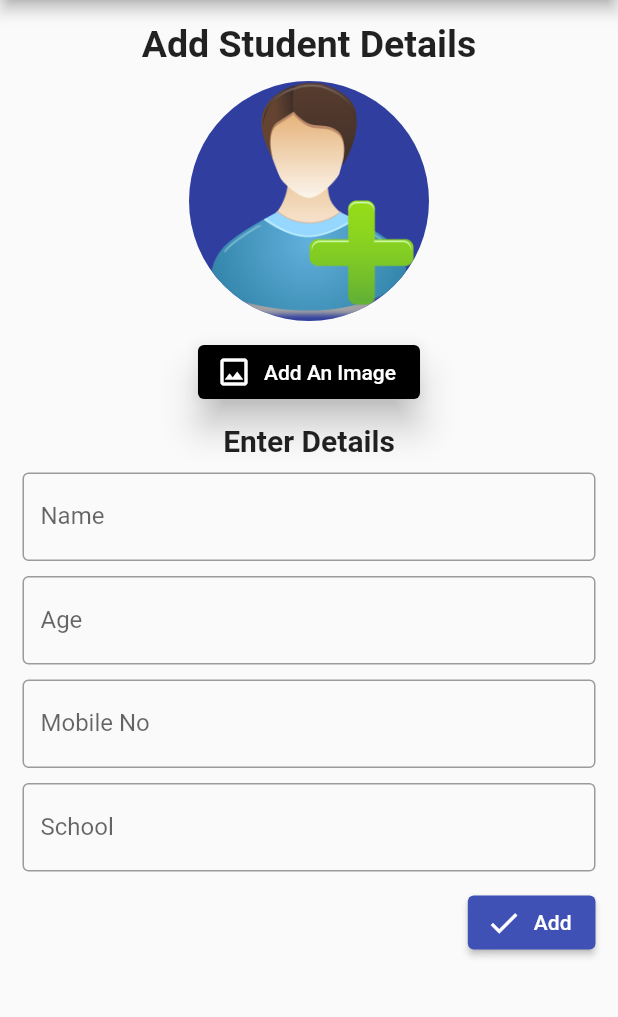
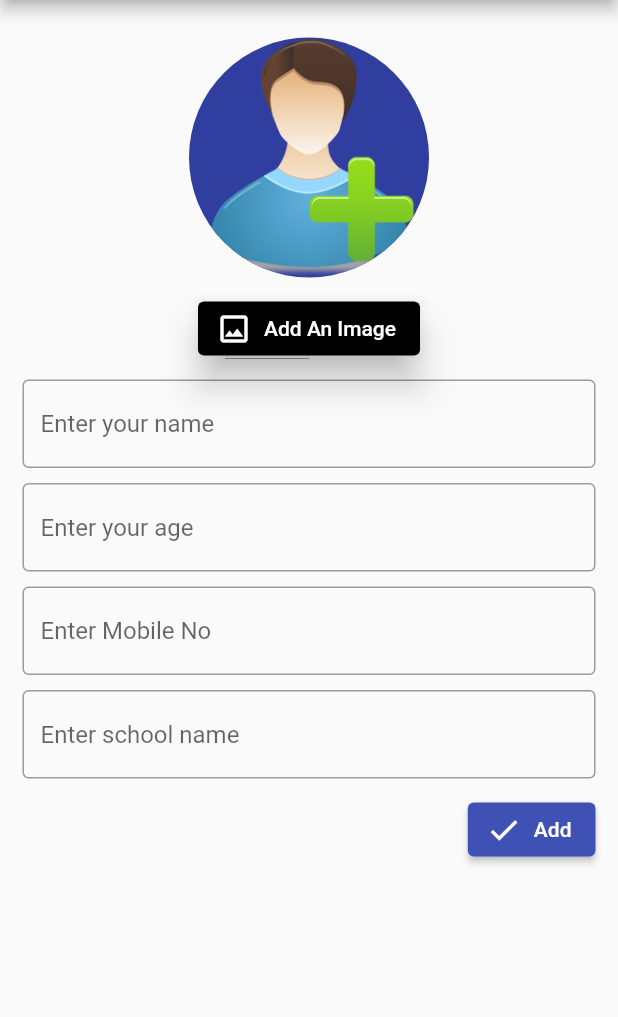
Before and after one commit to habeeb321/Student-Management, a Flutter app: the screen it shows after launch, after a tap on the "add" icon, on a phone screen of 412 x 824 dp, the part 84-1101 px from its top. Run offline on Flutter 3.47's test engine with Material 2 defaults, Android fonts, the phone set to English and light mode, and no system bars; our stand-ins replace hive_flutter, image_picker; accounts and stored records are empty.

Commit message:
provided started

```diff
--- /dev/null
+++ b/lib/core/constants.dart
@@ -0,0 +1,6 @@
+import 'package:flutter/material.dart';
+
+const kHeight10 = SizedBox(height: 10);
+const kHeight20 = SizedBox(height: 20);
+const kWidth10 = SizedBox(width: 10);
+const kWidth20 = SizedBox(width: 20);
--- a/lib/screens/home/screen_home.dart
+++ b/lib/screens/home/screen_home.dart
@@ -36,7 +36,10 @@ class _ScreenHomeState extends State<ScreenHome> {
         ],
       ),
       body: const SafeArea(
-        child: ListStudentWidget(),
+        child: Padding(
+          padding: EdgeInsets.all(16.0),
+          child: ListStudentWidget(),
+        ),
       ),
       floatingActionButton: FloatingActionButton(
         onPressed: () {
--- a/lib/screens/home/widgets/add_student_widget.dart
+++ b/lib/screens/home/widgets/add_student_widget.dart
@@ -1,6 +1,7 @@
 import 'dart:io';
 import 'package:flutter/material.dart';
 import 'package:image_picker/image_picker.dart';
+import 'package:week_5/core/constants.dart';
 import 'package:week_5/db/functions/db_functions.dart';
 import 'package:week_5/db/model/data_model.dart';
 import 'package:week_5/screens/home/screen_home.dart';
@@ -35,13 +36,7 @@ class _AddStudentWidgetState extends State<AddStudentWidget> {
               key: _formKey,
               child: Column(
                 children: [
-                  const Text(
-                    'Add Student Details',
-                    style: TextStyle(fontWeight: FontWeight.bold, fontSize: 25),
-                  ),
-                  const SizedBox(
-                    height: 10,
-                  ),
+                  kHeight10,
                   _photo?.path == null
                       ? const CircleAvatar(
                           radius: 80,
@@ -55,9 +50,7 @@ class _AddStudentWidgetState extends State<AddStudentWidget> {
                           ),
                           radius: 60,
                         ),
-                  const SizedBox(
-                    height: 10,
-                  ),
+                  kHeight10,
                   Row(
                     mainAxisAlignment: MainAxisAlignment.center,
                     children: [
@@ -76,46 +69,33 @@ class _AddStudentWidgetState extends State<AddStudentWidget> {
                       ),
                     ],
                   ),
-                  const SizedBox(
-                    height: 10,
-                  ),
-                  const Text(
-                    'Enter Details',
-                    style: TextStyle(fontWeight: FontWeight.bold, fontSize: 20),
-                  ),
-                  const SizedBox(
-                    height: 10,
-                  ),
+                 kHeight10,
                   TextFormField(
                     controller: _nameController,
                     decoration: const InputDecoration(
                       border: OutlineInputBorder(),
                       hintText: 'Enter your name',
-                      labelText: 'Name',
                     ),
                     validator: (value) {
                       if (value == null || value.isEmpty) {
-                        return 'Required Name';
+                        return 'Your Name is required';
                       } else {
                         return null;
                       }
                     },
                   ),
-                  const SizedBox(
-                    height: 10,
-                  ),
+                  kHeight10,
                   TextFormField(
                     controller: _ageController,
                     decoration: const InputDecoration(
                       border: OutlineInputBorder(),
                       hintText: 'Enter your age',
-                      labelText: 'Age',
                     ),
                     validator: (
                       value,
                     ) {
                       if (value == null || value.isEmpty) {
-                        return 'Required Age ';
+                        return 'Your Age is required';
                       } else if (value.length > 100) {
                         return 'Enter Correct Age';
                       } else {
@@ -123,19 +103,16 @@ class _AddStudentWidgetState extends State<AddStudentWidget> {
                       }
                     },
                   ),
-                  const SizedBox(
-                    height: 10,
-                  ),
+                  kHeight10,
                   TextFormField(
                     controller: _mobileController,
                     decoration: const InputDecoration(
                       border: OutlineInputBorder(),
                       hintText: 'Enter Mobile No',
-                      labelText: 'Mobile No',
                     ),
                     validator: (value) {
                       if (value == null || value.isEmpty) {
-                        return 'Enter Phone Number';
+                        return 'Your Phone Number is required';
                       } else if (value.length != 10) {
                         return 'Require valid Phone Number';
                       } else {
@@ -143,27 +120,22 @@ class _AddStudentWidgetState extends State<AddStudentWidget> {
                       }
                     },
                   ),
-                  const SizedBox(
-                    height: 10,
-                  ),
+                  kHeight10,
                   TextFormField(
                     controller: _schoolController,
                     decoration: const InputDecoration(
                       border: OutlineInputBorder(),
                       hintText: 'Enter school name',
-                      labelText: 'School',
                     ),
                     validator: (value) {
                       if (value == null || value.isEmpty) {
-                        return 'Required School Name';
+                        return 'Your School Name is required';
                       } else {
                         return null;
                       }
                     },
                   ),
-                  const SizedBox(
-                    height: 10,
-                  ),
+                  kHeight10,
                   Row(
                     mainAxisAlignment: MainAxisAlignment.end,
                     children: [
--- a/pubspec.yaml
+++ b/pubspec.yaml
@@ -34,6 +34,7 @@ dependencies:
     sdk: flutter
   hive_flutter: ^1.1.0
   image_picker: ^0.8.5+3
+  provider: ^6.0.4
 
 dev_dependencies:
   build_runner: ^2.1.11
```
Also changed, not shown: lib/screens/home/widgets/edit_student.dart (+9 -23 lines), lib/screens/home/widgets/list_student_widget.dart (+39 -4 lines), lib/screens/home/widgets/student_details.dart (+7 -34 lines), pubspec.lock.
